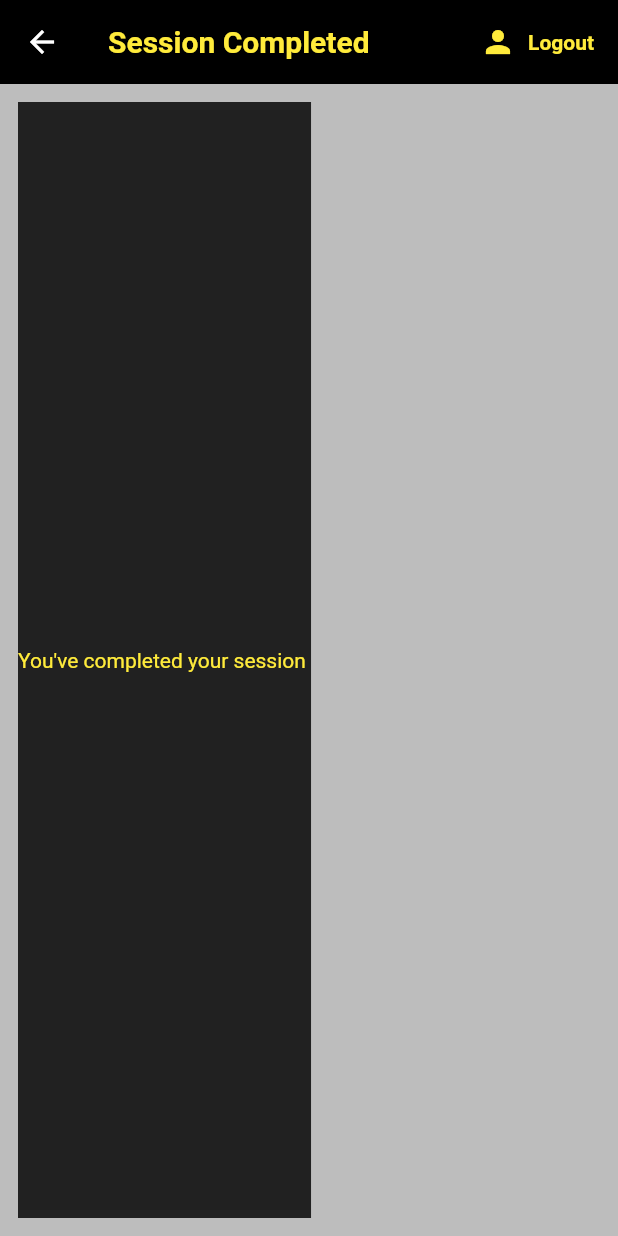
After one commit to EmmanThomp3/StrengthTogether, a Flutter app: the SessionCompleted screen opened directly, on a phone screen of 412 x 824 dp. The commit adds this screen. Run offline on Flutter 3.47's test engine with Material 2 defaults, Android fonts, the phone set to English and light mode, and no system bars; our stand-ins replace cached_network_image, cloud_firestore, firebase_auth, firebase_core, firebase_storage, flutter_spinkit and 1 more; missing offline and left inert: flutter_webview_plugin; accounts and stored records are empty.

Commit message:
old changes

```diff
--- /dev/null
+++ b/lib/Screens/home/sessionCompleted.dart
@@ -0,0 +1,68 @@
+import 'package:cached_network_image/cached_network_image.dart';
+import 'package:flutter/material.dart';
+import 'package:strength_together/services/auth.dart';
+import 'package:strength_together/services/database.dart';
+import 'package:provider/provider.dart';
+import 'package:cloud_firestore/cloud_firestore.dart';
+import 'package:strength_together/models/user.dart';
+import 'package:firebase_auth/firebase_auth.dart';
+import 'package:strength_together/shared/loading.dart';
+
+class SessionCompleted extends StatelessWidget {
+  final AuthService _auth = AuthService();
+  final Map<String, dynamic> user;
+  SessionCompleted({
+    Key key,
+    this.user,
+  }) : super(key: key);
+  @override
+  Widget build(BuildContext context) {
+    return Scaffold(
+        backgroundColor: Colors.grey[400],
+        appBar: AppBar(
+          title: Text(
+            'Session Completed',
+            style: TextStyle(
+              fontWeight: FontWeight.bold,
+              color: Colors.yellow,
+            ),
+          ),
+          backgroundColor: Colors.black,
+          elevation: 0.0,
+          actions: <Widget>[
+            FlatButton.icon(
+              icon: Icon(
+                Icons.person,
+                color: Colors.yellow,
+              ),
+              label: Text(
+                'Logout',
+                style: TextStyle(
+                  fontWeight: FontWeight.bold,
+                  color: Colors.yellow,
+                ),
+              ),
+              onPressed: () async {
+                await _auth.signOut();
+              },
+            )
+          ],
+        ),
+        body: Padding(
+          padding: const EdgeInsets.all(12.0),
+          child: Container(
+            // height: 50,
+            color: Colors.grey[900],
+            child: Column(
+                crossAxisAlignment: CrossAxisAlignment.center,
+                mainAxisAlignment: MainAxisAlignment.center,
+                children: <Widget>[
+                  Text(
+                   'You\'ve completed your session ',
+                    style: TextStyle(color: Colors.yellow),
+                  ),
+                ]),
+          ),
+        ));
+  }
+}
--- a/lib/services/database.dart
+++ b/lib/services/database.dart
@@ -30,4 +30,9 @@ class DatabaseService {
     return userCollection.snapshots();
   }
 
+  //get specific user data stream
+  Stream<DocumentSnapshot> get specificUserData {
+    return userCollection.doc(uid).snapshots();
+  }
+
 }
```
Also changed, not shown: lib/Screens/home/home.dart (+27 -4 lines).
